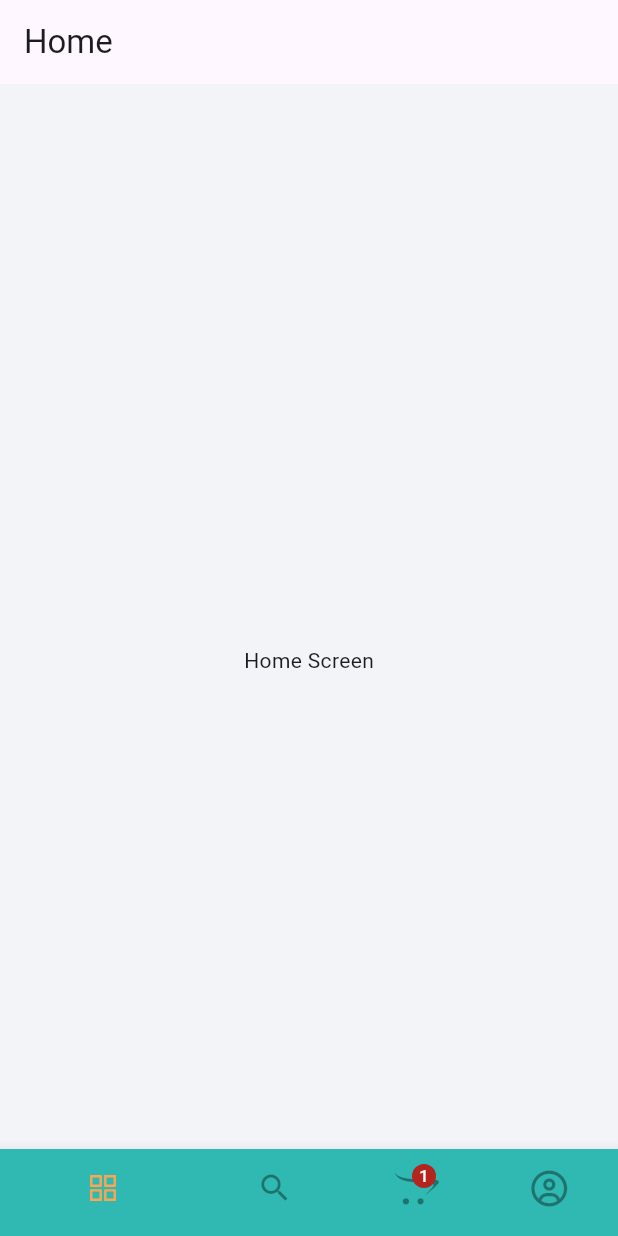
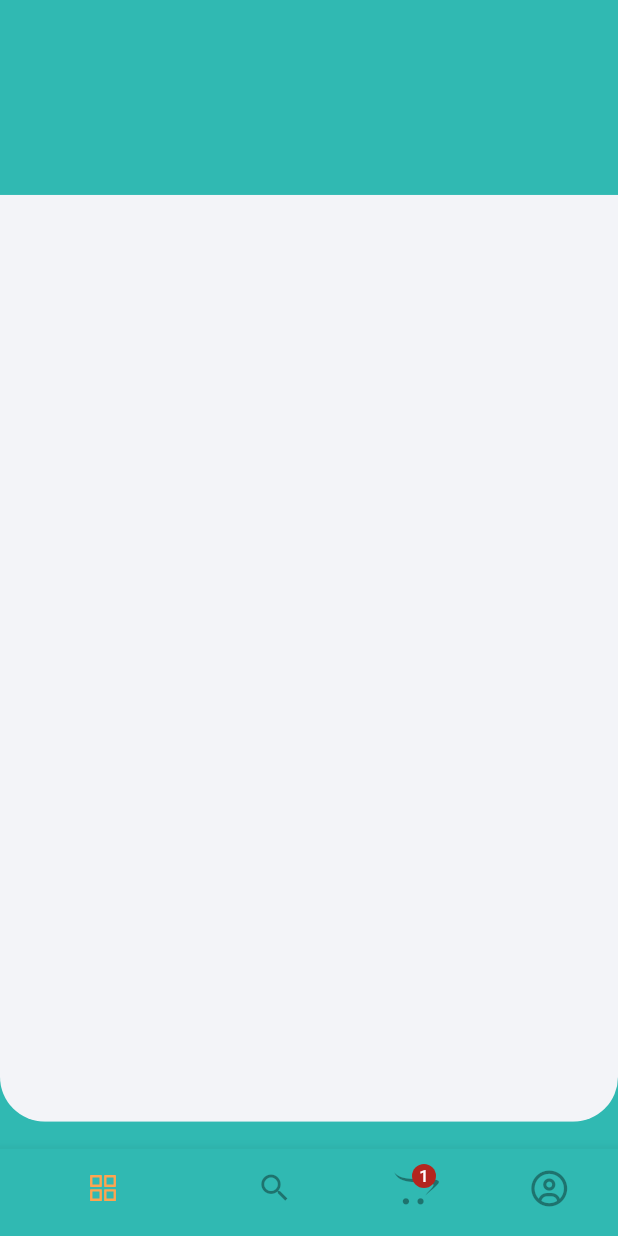
Before and after one commit to abideen1052/foodly, a Flutter app: the screen it shows after launch, on a phone screen of 412 x 824 dp. Run offline on Flutter 3.47's test engine with Material 3 defaults, Android fonts, the phone set to English and light mode, and no system bars; our stand-ins replace flutter_screenutil, flutter_vector_icons, get.

Commit message:
Custom container added

```diff
--- /dev/null
+++ b/lib/common/custom_container.dart
@@ -0,0 +1,29 @@
+// ignore_for_file: must_be_immutable
+
+import 'package:flutter/material.dart';
+import 'package:flutter_screenutil/flutter_screenutil.dart';
+import 'package:foodly/constants/constants.dart';
+
+class CustomContainer extends StatelessWidget {
+  CustomContainer({super.key, required this.contentContainer});
+  Widget contentContainer;
+
+  @override
+  Widget build(BuildContext context) {
+    return SizedBox(
+      height: MediaQuery.of(context).size.height * 0.75,
+      child: ClipRRect(
+        borderRadius: BorderRadius.only(
+            bottomLeft: Radius.circular(30.r),
+            bottomRight: Radius.circular(30.r)),
+        child: Container(
+          width: width,
+          color: kOffWhite,
+          child: SingleChildScrollView(
+            child: contentContainer,
+          ),
+        ),
+      ),
+    );
+  }
+}
--- a/lib/views/home/home_screen.dart
+++ b/lib/views/home/home_screen.dart
@@ -1,4 +1,7 @@
 import 'package:flutter/material.dart';
+import 'package:flutter_screenutil/flutter_screenutil.dart';
+import 'package:foodly/common/custom_container.dart';
+import 'package:foodly/constants/constants.dart';
 
 class HomeScreen extends StatelessWidget {
   const HomeScreen({super.key});
@@ -6,12 +9,12 @@ class HomeScreen extends StatelessWidget {
   @override
   Widget build(BuildContext context) {
     return Scaffold(
-      appBar: AppBar(
-        title: const Text('Home'),
-      ),
-      body: const Center(
-        child: Text('Home Screen'),
-      ),
-    );
+        backgroundColor: kPrimary,
+        appBar: PreferredSize(
+            preferredSize: Size.fromHeight(130.h),
+            child: Container(
+              height: 130,
+            )),
+        body: SafeArea(child: CustomContainer(contentContainer: Container())));
   }
 }
```
Also changed, not shown: lib/views/cart/cart_screen.dart (+10 -7 lines), lib/views/profile/profile_screen.dart (+10 -7 lines), lib/views/search/search_screen.dart (+10 -7 lines), 2 other files.
